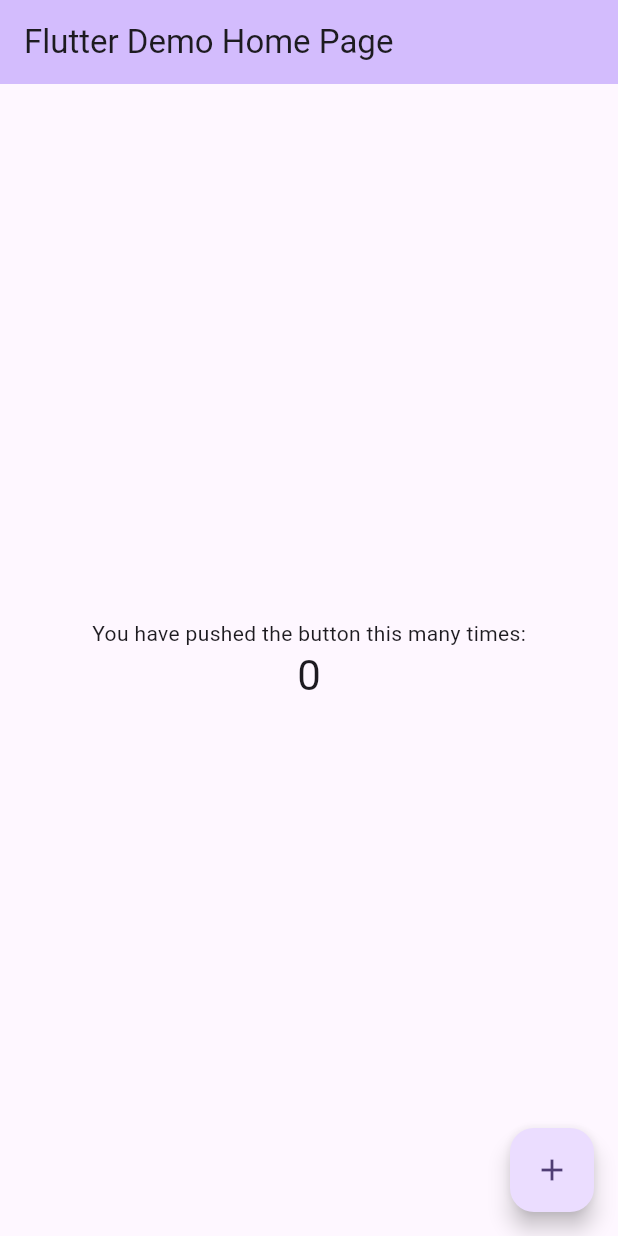
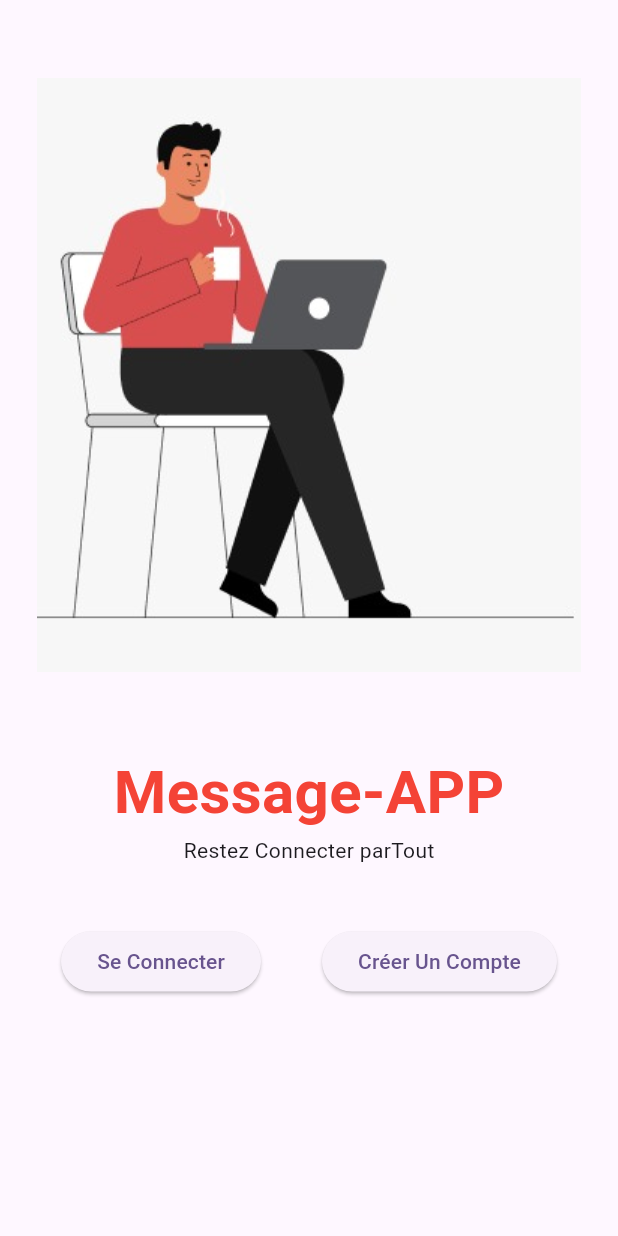
Before and after one commit to Dieng05/message_app, a Flutter app: the screen it shows after launch, on a phone screen of 412 x 824 dp. Run offline on Flutter 3.47's test engine with Material 3 defaults, Android fonts, the phone set to English and light mode, and no system bars.

Commit message:
welcome page, ok

```diff
--- a/lib/main.dart
+++ b/lib/main.dart
@@ -1,4 +1,5 @@
 import 'package:flutter/material.dart';
+import 'package:message_app/pages/Acceuil.dart';
 
 void main() {
   runApp(const MyApp());
@@ -11,112 +12,11 @@ class MyApp extends StatelessWidget {
   @override
   Widget build(BuildContext context) {
     return MaterialApp(
-      title: 'Flutter Demo',
+      title: 'Message App',
       theme: ThemeData(
-        // This is the theme of your application.
-        //
-        // TRY THIS: Try running your application with "flutter run". You'll see
-        // the application has a purple toolbar. Then, without quitting the app,
-        // try changing the seedColor in the colorScheme below to Colors.green
-        // and then invoke "hot reload" (save your changes or press the "hot
-        // reload" button in a Flutter-supported IDE, or press "r" if you used
-        // the command line to start the app).
-        //
-        // Notice that the counter didn't reset back to zero; the application
-        // state is not lost during the reload. To reset the state, use hot
-        // restart instead.
-        //
-        // This works for code too, not just values: Most code changes can be
-        // tested with just a hot reload.
         colorScheme: .fromSeed(seedColor: Colors.deepPurple),
       ),
-      home: const MyHomePage(title: 'Flutter Demo Home Page'),
+      home: Acceuil()
     );
   }
 }
-
-class MyHomePage extends StatefulWidget {
-  const MyHomePage({super.key, required this.title});
-
-  // This widget is the home page of your application. It is stateful, meaning
-  // that it has a State object (defined below) that contains fields that affect
-  // how it looks.
-
-  // This class is the configuration for the state. It holds the values (in this
-  // case the title) provided by the parent (in this case the App widget) and
-  // used by the build method of the State. Fields in a Widget subclass are
-  // always marked "final".
-
-  final String title;
-
-  @override
-  State<MyHomePage> createState() => _MyHomePageState();
-}
-
-class _MyHomePageState extends State<MyHomePage> {
-  int _counter = 0;
-
-  void _incrementCounter() {
-    setState(() {
-      // This call to setState tells the Flutter framework that something has
-      // changed in this State, which causes it to rerun the build method below
-      // so that the display can reflect the updated values. If we changed
-      // _counter without calling setState(), then the build method would not be
-      // called again, and so nothing would appear to happen.
-      _counter++;
-    });
-  }
-
-  @override
-  Widget build(BuildContext context) {
-    // This method is rerun every time setState is called, for instance as done
-    // by the _incrementCounter method above.
-    //
-    // The Flutter framework has been optimized to make rerunning build methods
-    // fast, so that you can just rebuild anything that needs updating rather
-    // than having to individually change instances of widgets.
-    return Scaffold(
-      appBar: AppBar(
-        // TRY THIS: Try changing the color here to a specific color (to
-        // Colors.amber, perhaps?) and trigger a hot reload to see the AppBar
-        // change color while the other colors stay the same.
-        backgroundColor: Theme.of(context).colorScheme.inversePrimary,
-        // Here we take the value from the MyHomePage object that was created by
-        // the App.build method, and use it to set our appbar title.
-        title: Text(widget.title),
-      ),
-      body: Center(
-        // Center is a layout widget. It takes a single child and positions it
-        // in the middle of the parent.
-        child: Column(
-          // Column is also a layout widget. It takes a list of children and
-          // arranges them vertically. By default, it sizes itself to fit its
-          // children horizontally, and tries to be as tall as its parent.
-          //
-          // Column has various properties to control how it sizes itself and
-          // how it positions its children. Here we use mainAxisAlignment to
-          // center the children vertically; the main axis here is the vertical
-          // axis because Columns are vertical (the cross axis would be
-          // horizontal).
-          //
-          // TRY THIS: Invoke "debug painting" (choose the "Toggle Debug Paint"
-          // action in the IDE, or press "p" in the console), to see the
-          // wireframe for each widget.
-          mainAxisAlignment: .center,
-          children: [
-            const Text('You have pushed the button this many times:'),
-            Text(
-              '$_counter',
-              style: Theme.of(context).textTheme.headlineMedium,
-            ),
-          ],
-        ),
-      ),
-      floatingActionButton: FloatingActionButton(
-        onPressed: _incrementCounter,
-        tooltip: 'Increment',
-        child: const Icon(Icons.add),
-      ),
-    );
-  }
-}
--- /dev/null
+++ b/lib/pages/Acceuil.dart
@@ -0,0 +1,46 @@
+import 'package:flutter/cupertino.dart';
+import 'package:flutter/material.dart';
+
+class Acceuil extends StatefulWidget {
+  const Acceuil({super.key});
+
+  @override
+  State<Acceuil> createState() => _AcceuilState();
+}
+
+class _AcceuilState extends State<Acceuil> {
+  @override
+  Widget build(BuildContext context) {
+    return Scaffold(
+      appBar: AppBar(
+        toolbarHeight: 500,
+        centerTitle: true,
+        title: Image(image: AssetImage('assets/images/Accueil.jpeg'),)
+      ),
+
+      body: Column(
+        children: [
+          Center(
+            child:  Text('Message-APP', style: TextStyle(color: Colors.red, fontSize: 40, fontWeight: FontWeight.bold),),
+          ),
+          Text('Restez Connecter parTout'),
+          SizedBox(height: 40),
+          Row(
+            mainAxisAlignment: MainAxisAlignment.spaceEvenly,
+            children: [
+              ElevatedButton(onPressed: (){
+
+              },
+                  child: Text('Se Connecter')),
+              ElevatedButton(onPressed: (){
+
+              },
+                  child: Text('Créer Un Compte')),
+            ]
+
+          )
+        ],
+      ),
+    );
+  }
+}
--- a/pubspec.yaml
+++ b/pubspec.yaml
@@ -58,9 +58,9 @@ flutter:
   uses-material-design: true
 
   # To add assets to your application, add an assets section, like this:
-  # assets:
-  #   - images/a_dot_burr.jpeg
-  #   - images/a_dot_ham.jpeg
+  assets:
+    - assets/images/Accueil.jpeg
+
 
   # An image asset can refer to one or more resolution-specific "variants", see
   # https://flutter.dev/to/resolution-aware-images
```
Also changed, not shown: assets/images/Accueil.jpeg (added), lib/pages/UserConnection.dart (added), lib/pages/UserRegister.dart (added).
